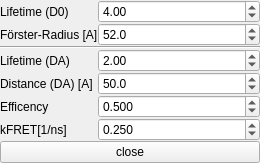
Qt form chisurf/plugins/fret_calculator/calc_tau2r.ui (Fluorescence-Tools/chisurf) before a commit.
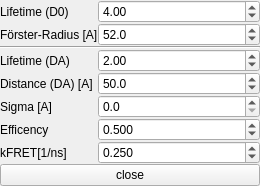
The same form after that commit. Icons and pictures are not drawn.

Commit message:
Update FRET calculator UI layout and add sigma parameter
- Adjusted row alignment and positioning for key widgets to refine layout consistency.
- Added new `Sigma [A]` label and corresponding `QDoubleSpinBox` for Gaussian distance distribution width adjustment.
- Enhanced dynamic recalculations and user interaction capabilities within the UI.

Patch:
```diff
--- a/chisurf/plugins/fret_calculator/calc_tau2r.ui
+++ b/chisurf/plugins/fret_calculator/calc_tau2r.ui
@@ -30,7 +30,7 @@
    <property name="spacing">
     <number>0</number>
    </property>
-   <item row="6" column="2">
+   <item row="7" column="2">
     <widget class="QDoubleSpinBox" name="doubleSpinBox_5">
      <property name="enabled">
       <bool>true</bool>
@@ -52,7 +52,7 @@
      </property>
     </widget>
    </item>
-   <item row="6" column="0">
+   <item row="7" column="0">
     <widget class="QLabel" name="label_6">
      <property name="text">
       <string>kFRET[1/ns]</string>
@@ -132,7 +132,7 @@
      </property>
     </widget>
    </item>
-   <item row="5" column="2">
+   <item row="6" column="2">
     <widget class="QDoubleSpinBox" name="doubleSpinBox_4">
      <property name="frame">
       <bool>true</bool>
@@ -154,7 +154,26 @@
      </property>
     </widget>
    </item>
-   <item row="5" column="0">
+   <item row="5" column="2">
+    <widget class="QDoubleSpinBox" name="doubleSpinBox_6">
+     <property name="decimals">
+      <number>1</number>
+     </property>
+     <property name="minimum">
+      <double>0.000000000000000</double>
+     </property>
+     <property name="maximum">
+      <double>100.000000000000000</double>
+     </property>
+     <property name="singleStep">
+      <double>0.500000000000000</double>
+     </property>
+     <property name="value">
+      <double>0.000000000000000</double>
+     </property>
+    </widget>
+   </item>
+   <item row="6" column="0">
     <widget class="QLabel" name="label_5">
      <property name="text">
       <string>Efficency</string>
@@ -168,6 +187,13 @@
      </property>
     </widget>
    </item>
+   <item row="5" column="0">
+    <widget class="QLabel" name="label_7">
+     <property name="text">
+      <string>Sigma [A]</string>
+     </property>
+    </widget>
+   </item>
    <item row="3" column="0">
     <widget class="QLabel" name="label_2">
      <property name="sizePolicy">
@@ -208,7 +234,7 @@
      </property>
     </widget>
    </item>
-   <item row="7" column="0" colspan="3">
+   <item row="8" column="0" colspan="3">
     <widget class="QPushButton" name="pushButton">
      <property name="text">
       <string>close</string>
```
